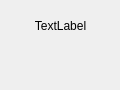
Above: src/nodebase.ui from ttddee/Cascade before the change. Below: the same form after it.
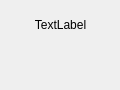
That is the form after the change.

```diff
--- a/src/nodebase.ui
+++ b/src/nodebase.ui
@@ -28,17 +28,20 @@
   <widget class="QLabel" name="NodeTitleLabel">
    <property name="geometry">
     <rect>
-     <x>0</x>
+     <x>10</x>
      <y>18</y>
-     <width>121</width>
-     <height>16</height>
+     <width>101</width>
+     <height>41</height>
     </rect>
    </property>
    <property name="text">
     <string>TextLabel</string>
    </property>
    <property name="alignment">
-    <set>Qt::AlignCenter</set>
+    <set>Qt::AlignHCenter|Qt::AlignTop</set>
+   </property>
+   <property name="wordWrap">
+    <bool>true</bool>
    </property>
   </widget>
  </widget>
```
